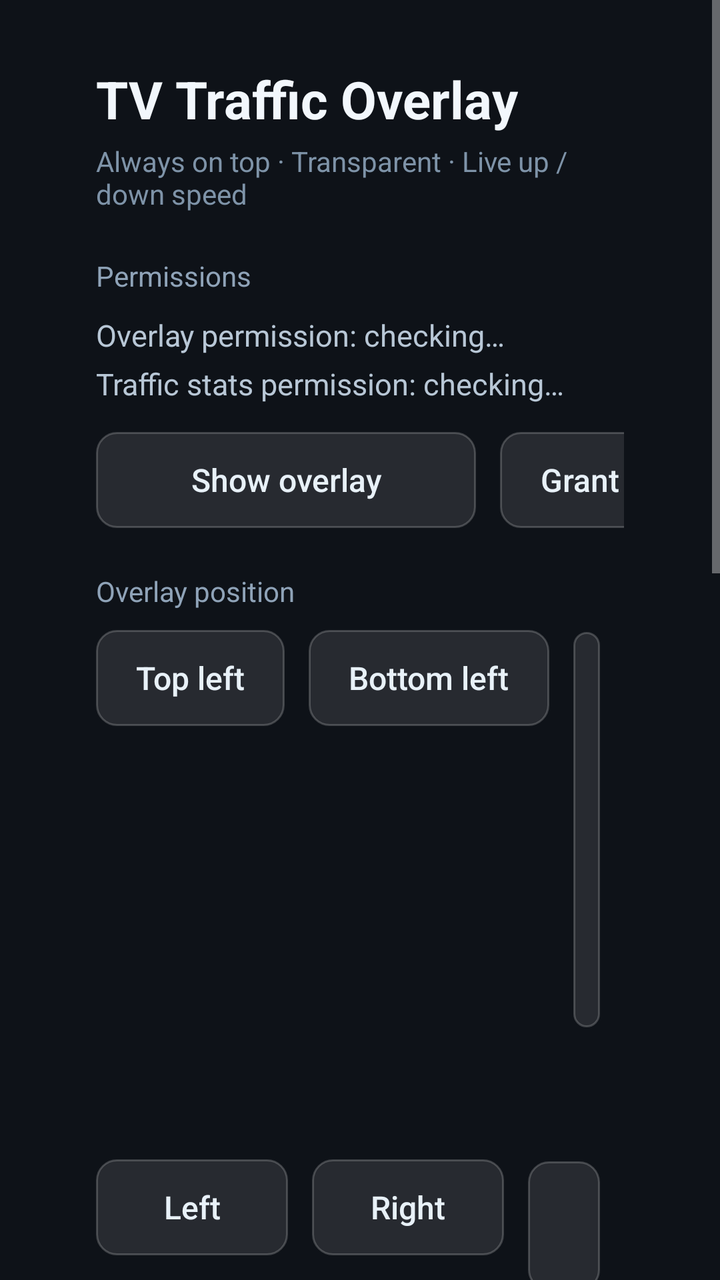
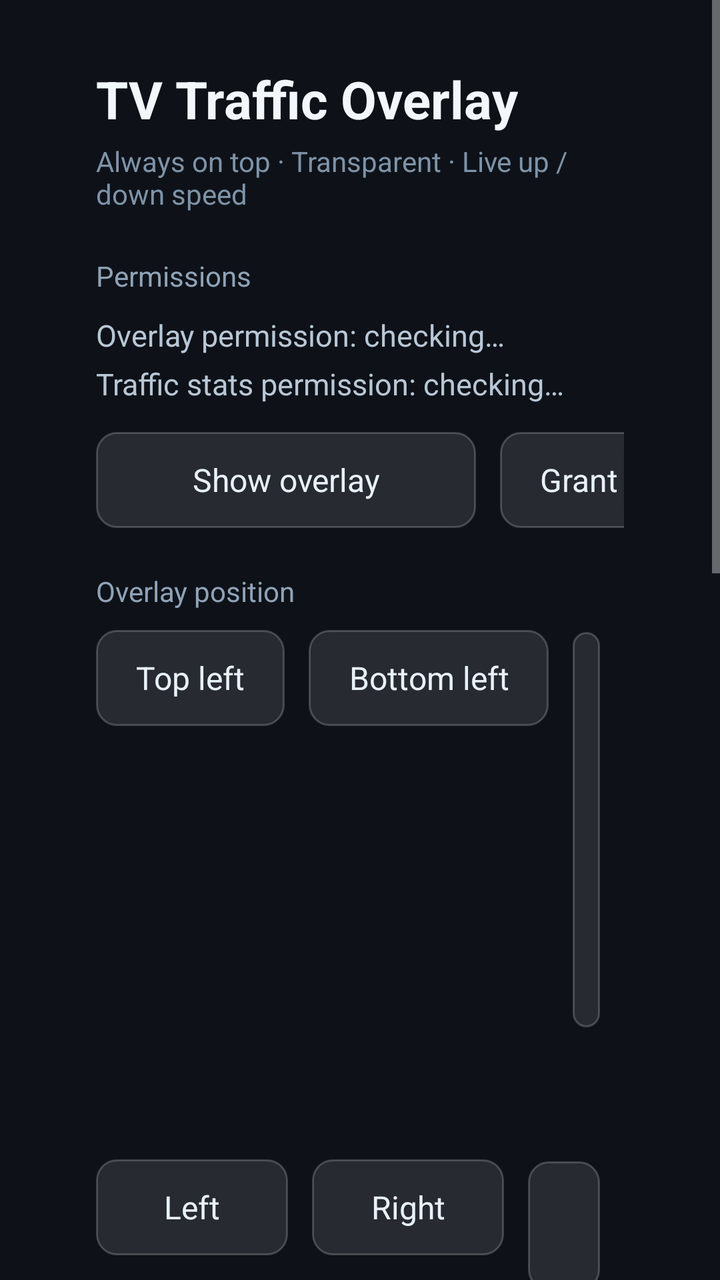

Two renders of the same Android screen: before a commit and after it. Below are the layout's source before the change and the commit's diff.
<!-- AndroidManifest.xml: application theme AppTheme -->
<!-- res/layout/activity_main.xml -->
<?xml version="1.0" encoding="utf-8"?>
<ScrollView xmlns:android="http://schemas.android.com/apk/res/android"
    android:layout_width="match_parent"
    android:layout_height="match_parent"
    android:background="#FF0E1218"
    android:fillViewport="true">

    <LinearLayout
        android:layout_width="match_parent"
        android:layout_height="wrap_content"
        android:orientation="vertical"
        android:paddingStart="48dp"
        android:paddingTop="32dp"
        android:paddingEnd="48dp"
        android:paddingBottom="32dp">

        <TextView
            android:layout_width="wrap_content"
            android:layout_height="wrap_content"
            android:text="@string/app_name"
            android:textColor="#FFF2F7FC"
            android:textSize="26sp"
            android:textStyle="bold" />

        <TextView
            android:layout_width="wrap_content"
            android:layout_height="wrap_content"
            android:layout_marginTop="4dp"
            android:text="@string/main_subtitle"
            android:textColor="#FF7E93A8"
            android:textSize="14sp" />

        <TextView
            style="@style/SectionTitle"
            android:layout_width="wrap_content"
            android:layout_height="wrap_content"
            android:text="@string/section_permissions" />

        <TextView
            android:id="@+id/tv_perm_overlay"
            android:layout_width="wrap_content"
            android:layout_height="wrap_content"
            android:layout_marginBottom="4dp"
            android:text="@string/perm_overlay_checking"
            android:textColor="#FFB8C7D6"
            android:textSize="15sp" />

        <TextView
            android:id="@+id/tv_perm_usage"
            android:layout_width="wrap_content"
            android:layout_height="wrap_content"
            android:text="@string/perm_usage_checking"
            android:textColor="#FFB8C7D6"
            android:textSize="15sp" />

        
        <HorizontalScrollView
            android:layout_width="match_parent"
            android:layout_height="wrap_content"
            android:layout_marginTop="14dp"
            android:scrollbars="none">

            <LinearLayout
                android:layout_width="wrap_content"
                android:layout_height="wrap_content"
                android:orientation="horizontal">

                <Button
                    android:id="@+id/btn_toggle"
                    style="@style/TvButton"
                    android:layout_width="wrap_content"
                    android:layout_height="wrap_content"
                    android:minWidth="190dp"
                    android:text="@string/btn_overlay_off" />

                <Button
                    android:id="@+id/btn_grant_overlay"
                    style="@style/TvButton"
                    android:layout_width="wrap_content"
                    android:layout_height="wrap_content"
                    android:text="@string/btn_grant_overlay" />

                <Button
                    android:id="@+id/btn_grant_usage"
                    style="@style/TvButton"
                    android:layout_width="wrap_content"
                    android:layout_height="wrap_content"
                    android:text="@string/btn_grant_usage" />

                <Button
                    android:id="@+id/btn_usage"
                    style="@style/TvButton"
                    android:layout_width="wrap_content"
                    android:layout_height="wrap_content"
                    android:text="@string/btn_usage" />

                <Button
                    android:id="@+id/btn_autostart"
                    style="@style/TvButton"
                    android:layout_width="wrap_content"
                    android:layout_height="wrap_content"
                    android:layout_marginEnd="0dp"
                    android:text="@string/btn_autostart_on" />
            </LinearLayout>
        </HorizontalScrollView>

        <TextView
            style="@style/SectionTitle"
            android:layout_width="wrap_content"
            android:layout_height="wrap_content"
            android:text="@string/section_position" />

        <LinearLayout
            android:id="@+id/row_corners"
            android:layout_width="match_parent"
            android:layout_height="wrap_content"
            android:orientation="horizontal">

            <Button
                android:id="@+id/btn_tl"
                style="@style/TvButton"
                android:layout_width="wrap_content"
                android:layout_height="wrap_content"
                android:text="@string/corner_tl" />

            <Button
                android:id="@+id/btn_bl"
                style="@style/TvButton"
                android:layout_width="wrap_content"
                android:layout_height="wrap_content"
                android:text="@string/corner_bl" />

            <Button
                android:id="@+id/btn_tr"
                style="@style/TvButton"
                android:layout_width="wrap_content"
                android:layout_height="wrap_content"
                android:text="@string/corner_tr" />

            <Button
                android:id="@+id/btn_br"
                style="@style/TvButton"
                android:layout_width="wrap_content"
                android:layout_height="wrap_content"
                android:layout_marginEnd="0dp"
                android:text="@string/corner_br" />
        </LinearLayout>

        <LinearLayout
            android:id="@+id/row_nudge"
            android:layout_width="match_parent"
            android:layout_height="wrap_content"
            android:layout_marginTop="10dp"
            android:orientation="horizontal">

            <Button
                android:id="@+id/btn_left"
                style="@style/TvButton"
                android:layout_width="wrap_content"
                android:layout_height="wrap_content"
                android:minWidth="96dp"
                android:text="@string/nudge_left" />

            <Button
                android:id="@+id/btn_right"
                style="@style/TvButton"
                android:layout_width="wrap_content"
                android:layout_height="wrap_content"
                android:minWidth="96dp"
                android:text="@string/nudge_right" />

            <Button
                android:id="@+id/btn_up"
                style="@style/TvButton"
                android:layout_width="wrap_content"
                android:layout_height="wrap_content"
                android:minWidth="96dp"
                android:text="@string/nudge_up" />

            <Button
                android:id="@+id/btn_center"
                style="@style/TvButton"
                android:layout_width="wrap_content"
                android:layout_height="wrap_content"
                android:text="@string/btn_center" />

            <Button
                android:id="@+id/btn_down"
                style="@style/TvButton"
                android:layout_width="wrap_content"
                android:layout_height="wrap_content"
                android:minWidth="96dp"
                android:text="@string/nudge_down" />

            <Button
                android:id="@+id/btn_step"
                style="@style/TvButton"
                android:layout_width="wrap_content"
                android:layout_height="wrap_content"
                android:layout_marginEnd="0dp"
                android:text="@string/step_default" />
        </LinearLayout>

        <TextView
            style="@style/SectionTitle"
            android:layout_width="wrap_content"
            android:layout_height="wrap_content"
            android:text="@string/section_style" />

        <LinearLayout
            android:layout_width="match_parent"
            android:layout_height="wrap_content"
            android:orientation="horizontal">

            <Button
                android:id="@+id/btn_size_minus"
                style="@style/TvButton"
                android:layout_width="wrap_content"
                android:layout_height="wrap_content"
                android:text="@string/btn_size_minus" />

            <Button
                android:id="@+id/btn_size_plus"
                style="@style/TvButton"
                android:layout_width="wrap_content"
                android:layout_height="wrap_content"
                android:text="@string/btn_size_plus" />

            <Button
                android:id="@+id/btn_bg"
                style="@style/TvButton"
                android:layout_width="wrap_content"
                android:layout_height="wrap_content"
                android:text="@string/btn_bg_transparent" />

            <Button
                android:id="@+id/btn_lock"
                style="@style/TvButton"
                android:layout_width="wrap_content"
                android:layout_height="wrap_content"
                android:layout_marginEnd="0dp"
                android:text="@string/btn_lock_off" />

        </LinearLayout>

        <TextView
            style="@style/SectionTitle"
            android:layout_width="wrap_content"
            android:layout_height="wrap_content"
            android:text="@string/section_color" />

        <LinearLayout
            android:layout_width="match_parent"
            android:layout_height="wrap_content"
            android:gravity="center_vertical"
            android:orientation="horizontal">

            <TextView
                android:layout_width="wrap_content"
                android:layout_height="wrap_content"
                android:layout_marginEnd="12dp"
                android:minWidth="64dp"
                android:singleLine="true"
                android:text="@string/label_down"
                android:textColor="#FFB8C7D6"
                android:textSize="15sp" />

            <LinearLayout
                android:id="@+id/palette_down"
                android:layout_width="wrap_content"
                android:layout_height="wrap_content"
                android:orientation="horizontal" />
        </LinearLayout>

        <LinearLayout
            android:layout_width="match_parent"
            android:layout_height="wrap_content"
            android:layout_marginTop="10dp"
            android:gravity="center_vertical"
            android:orientation="horizontal">

            <TextView
                android:layout_width="wrap_content"
                android:layout_height="wrap_content"
                android:layout_marginEnd="12dp"
                android:minWidth="64dp"
                android:singleLine="true"
                android:text="@string/label_up"
                android:textColor="#FFB8C7D6"
                android:textSize="15sp" />

            <LinearLayout
                android:id="@+id/palette_up"
                android:layout_width="wrap_content"
                android:layout_height="wrap_content"
                android:orientation="horizontal" />
        </LinearLayout>

        <TextView
            android:id="@+id/tv_hint"
            android:layout_width="match_parent"
            android:layout_height="wrap_content"
            android:layout_marginTop="24dp"
            android:lineSpacingExtra="5dp"
            android:textColor="#FF93A7BA"
            android:textSize="13sp" />
    </LinearLayout>
</ScrollView>
<!-- resources referenced by this layout -->
<resources>
  <string name="app_name">TV Traffic Overlay</string>
  <string name="btn_autostart_on">Auto start: on</string>
  <string name="btn_bg_transparent">Background: transparent</string>
  <string name="btn_center">Center</string>
  <string name="btn_grant_overlay">Grant overlay</string>
  <string name="btn_grant_usage">Grant stats</string>
  <string name="btn_lock_off">Lock position: off</string>
  <string name="btn_overlay_off">Show overlay</string>
  <string name="btn_size_minus">Size -</string>
  <string name="btn_size_plus">Size +</string>
  <string name="btn_usage">Traffic ranking</string>
  <string name="corner_bl">Bottom left</string>
  <string name="corner_br">Bottom right</string>
  <string name="corner_tl">Top left</string>
  <string name="corner_tr">Top right</string>
  <string name="label_down">Download</string>
  <string name="label_up">Upload</string>
  <string name="main_subtitle">Always on top · Transparent · Live up / down speed</string>
  <string name="nudge_down">Down</string>
  <string name="nudge_left">Left</string>
  <string name="nudge_right">Right</string>
  <string name="nudge_up">Up</string>
  <string name="perm_overlay_checking">Overlay permission: checking…</string>
  <string name="perm_usage_checking">Traffic stats permission: checking…</string>
  <string name="section_color">Text color</string>
  <string name="section_permissions">Permissions</string>
  <string name="section_position">Overlay position</string>
  <string name="section_style">Appearance</string>
  <string name="step_default">Step: 8dp</string>
  <style name="SectionTitle">
          <item name="android:textColor">#FF8FA3B8</item>
          <item name="android:textSize">14sp</item>
          <item name="android:layout_marginTop">22dp</item>
          <item name="android:layout_marginBottom">10dp</item>
      </style>
  <style name="TvButton" parent="@android:style/Widget.Material.Button">
          <item name="android:background">@drawable/bg_btn</item>
          <item name="android:textColor">#FFE8F1F8</item>
          <item name="android:textSize">16sp</item>
          <item name="android:textAllCaps">false</item>
          <item name="android:paddingLeft">20dp</item>
          <item name="android:paddingRight">20dp</item>
          <item name="android:paddingTop">12dp</item>
          <item name="android:paddingBottom">12dp</item>
          <item name="android:layout_marginEnd">12dp</item>
          <item name="android:focusable">true</item>
          <item name="android:stateListAnimator">@null</item>
      </style>
  <style name="AppTheme" parent="@android:style/Theme.Material.NoActionBar">
          <item name="android:windowBackground">#FF0E1218</item>
          <item name="android:colorAccent">#FF4FC3F7</item>
      </style>
  <!-- drawable bg_btn (drawable) -->
  <?xml version="1.0" encoding="utf-8"?>
  <selector xmlns:android="http://schemas.android.com/apk/res/android">
      <item android:state_focused="true">
          <shape android:shape="rectangle">
              <solid android:color="#334FC3F7" />
              <stroke
                  android:width="2dp"
                  android:color="#FF4FC3F7" />
              <corners android:radius="10dp" />
          </shape>
      </item>
      <item android:state_pressed="true">
          <shape android:shape="rectangle">
              <solid android:color="#554FC3F7" />
              <corners android:radius="10dp" />
          </shape>
      </item>
      <item>
          <shape android:shape="rectangle">
              <solid android:color="#1AFFFFFF" />
              <stroke
                  android:width="1dp"
                  android:color="#33FFFFFF" />
              <corners android:radius="10dp" />
          </shape>
      </item>
  </selector>
</resources>

<!-- the commit's change to res/layout/activity_main.xml (unified diff, before → after) -->
@@ -9,9 +9,9 @@
         android:layout_width="match_parent"
         android:layout_height="wrap_content"
         android:orientation="vertical"
-        android:paddingStart="48dp"
+        android:paddingLeft="48dp"
         android:paddingTop="32dp"
-        android:paddingEnd="48dp"
+        android:paddingRight="48dp"
         android:paddingBottom="32dp">
 
         <TextView
@@ -99,7 +99,7 @@
                     style="@style/TvButton"
                     android:layout_width="wrap_content"
                     android:layout_height="wrap_content"
-                    android:layout_marginEnd="0dp"
+                    android:layout_marginRight="0dp"
                     android:text="@string/btn_autostart_on" />
             </LinearLayout>
         </HorizontalScrollView>
@@ -142,7 +142,7 @@
                 style="@style/TvButton"
                 android:layout_width="wrap_content"
                 android:layout_height="wrap_content"
-                android:layout_marginEnd="0dp"
+                android:layout_marginRight="0dp"
                 android:text="@string/corner_br" />
         </LinearLayout>
 
@@ -197,7 +197,7 @@
                 style="@style/TvButton"
                 android:layout_width="wrap_content"
                 android:layout_height="wrap_content"
-                android:layout_marginEnd="0dp"
+                android:layout_marginRight="0dp"
                 android:text="@string/step_default" />
         </LinearLayout>
 
@@ -238,7 +238,7 @@
                 style="@style/TvButton"
                 android:layout_width="wrap_content"
                 android:layout_height="wrap_content"
-                android:layout_marginEnd="0dp"
+                android:layout_marginRight="0dp"
                 android:text="@string/btn_lock_off" />
 
         </LinearLayout>
@@ -258,7 +258,7 @@
             <TextView
                 android:layout_width="wrap_content"
                 android:layout_height="wrap_content"
-                android:layout_marginEnd="12dp"
+                android:layout_marginRight="12dp"
                 android:minWidth="64dp"
                 android:singleLine="true"
                 android:text="@string/label_down"
@@ -282,7 +282,7 @@
             <TextView
                 android:layout_width="wrap_content"
                 android:layout_height="wrap_content"
-                android:layout_marginEnd="12dp"
+                android:layout_marginRight="12dp"
                 android:minWidth="64dp"
                 android:singleLine="true"
                 android:text="@string/label_up"
<!-- resource entries referenced after the edit -->
@@ -35,7 +35,7 @@
           <item name="android:layout_marginTop">22dp</item>
           <item name="android:layout_marginBottom">10dp</item>
       </style>
-  <style name="TvButton" parent="@android:style/Widget.Material.Button">
+  <style name="TvButton" parent="@android:style/Widget.Button">
           <item name="android:background">@drawable/bg_btn</item>
           <item name="android:textColor">#FFE8F1F8</item>
           <item name="android:textSize">16sp</item>
@@ -44,13 +44,11 @@
           <item name="android:paddingRight">20dp</item>
           <item name="android:paddingTop">12dp</item>
           <item name="android:paddingBottom">12dp</item>
-          <item name="android:layout_marginEnd">12dp</item>
+          <item name="android:layout_marginRight">12dp</item>
           <item name="android:focusable">true</item>
-          <item name="android:stateListAnimator">@null</item>
       </style>
-  <style name="AppTheme" parent="@android:style/Theme.Material.NoActionBar">
+  <style name="AppTheme" parent="@android:style/Theme.Holo.NoActionBar">
           <item name="android:windowBackground">#FF0E1218</item>
-          <item name="android:colorAccent">#FF4FC3F7</item>
       </style>
   <!-- drawable bg_btn (drawable) -->
   <?xml version="1.0" encoding="utf-8"?>
